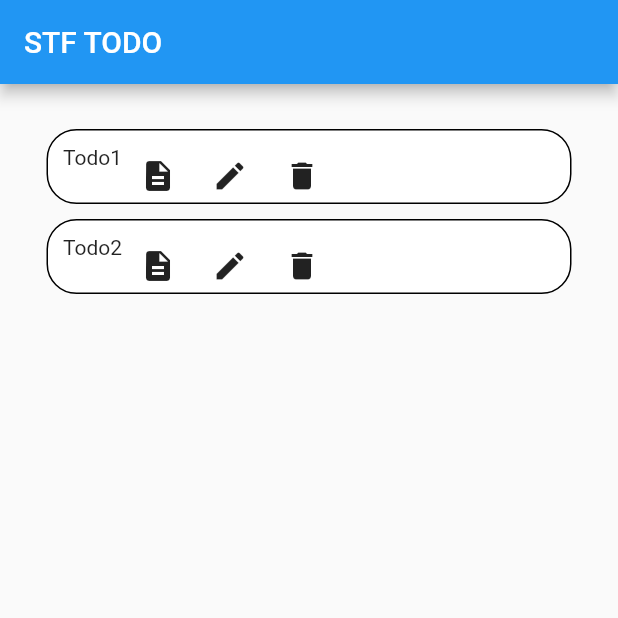
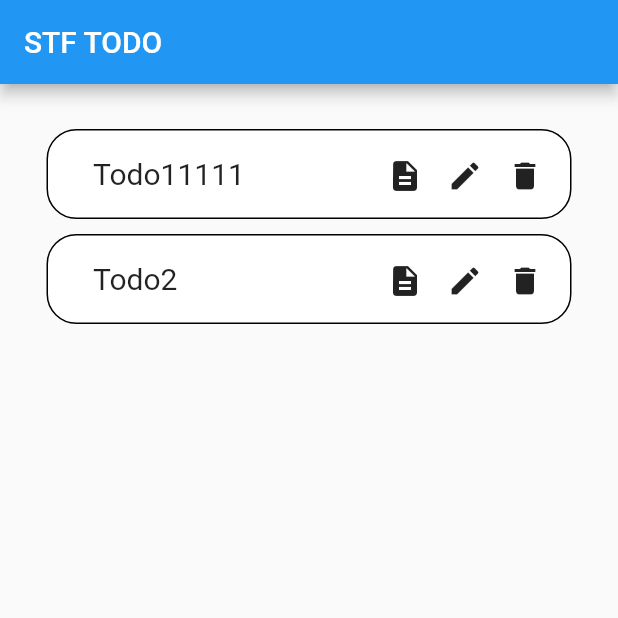
Before and after one commit to YukiOnishi1129/flutter_stf_todo_sample, a Flutter app: the screen it shows after launch, on a phone screen of 412 x 824 dp, the top half of it. Run offline on Flutter 3.47's test engine with Material 2 defaults, Android fonts, the phone set to English and light mode, and no system bars.

Commit message:
一覧表示のスタイル修正

```diff
--- a/lib/constants/data.dart
+++ b/lib/constants/data.dart
@@ -3,7 +3,7 @@ import '../model/todo_model.dart';
 final List<Todo> todoList = [
   Todo(
     '1',
-    'Todo1',
+    'Todo111111111111111',
     'todo content1',
     DateTime.now(),
     DateTime.now(),
--- a/lib/screen/todo_list_screen.dart
+++ b/lib/screen/todo_list_screen.dart
@@ -31,7 +31,7 @@ class _TodoListScreenState extends State<TodoListScreen> {
               // 中央寄せ
               child: Container(
                 width: 350,
-                height: 50,
+                height: 60,
                 margin: const EdgeInsets.only(bottom: 10),
                 padding: const EdgeInsets.all(10),
                 // Containerにdecoration
@@ -39,26 +39,56 @@ class _TodoListScreenState extends State<TodoListScreen> {
                 decoration: BoxDecoration(
                   color: Colors.white,
                   border: Border.all(width: 1),
-                    borderRadius: BorderRadius.circular(20.0)),
+                  borderRadius: BorderRadius.circular(20.0),
+                ),
                 child: Row(
-                  crossAxisAlignment: CrossAxisAlignment.start,
+                  mainAxisAlignment:
+                      MainAxisAlignment.spaceBetween, // 左右の位置調整(flexboxみたいなの)
+                  crossAxisAlignment: CrossAxisAlignment.center, // 上下の位置調整
                   children: <Widget>[
-                    Text(widget.todoList[index].title, style: TextStyle()),
-                    Row(
+                    Expanded(
+                      child: Container(
+                        padding: const EdgeInsets.only(left: 20),
+                        child: Text(
+                          widget.todoList[index].title,
+                          // 1行で表示させたい場合
+                          // https://blog.pentagon.tokyo/138/
+                          maxLines: 1,
+                          style: const TextStyle(
+                            fontSize: 20,
+                          ),
+                        ),
+                      ),
+                    ),
+                    Container(
+                      // padding: const EdgeInsets.only(right: 20),
+                      width: 200,
+                      child: Row(
+                        mainAxisAlignment: MainAxisAlignment.end,
                         children: [
-                        IconButton(
+                          SizedBox(
+                            width: 40,
+                            child: IconButton(
                               icon: const Icon(Icons.description),
                               onPressed: () {},
                             ),
-                        IconButton(
+                          ),
+                          SizedBox(
+                            width: 40,
+                            child: IconButton(
                               icon: const Icon(Icons.edit),
                               onPressed: () {},
                             ),
-                        IconButton(
+                          ),
+                          SizedBox(
+                            width: 40,
+                            child: IconButton(
                               icon: const Icon(Icons.delete),
                               onPressed: () {},
+                            ),
                           )
                         ],
+                      ),
                     )
                   ],
                 ),
```
Lines whose indentation alone changed are shown as unchanged.
